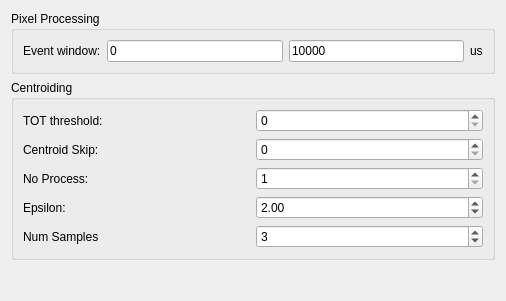
Before: the Qt Designer form pymepixviewer/panels/ui/processingconfig.ui in CFEL-CMI/pymepix-viewer, drawn with Qt 5.
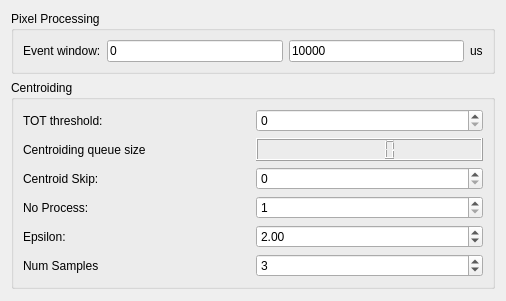
After: the same form once the commit is applied.

Commit message: #5 display queue size in viewer - show the current size - warn the user if a certain limit is exceeded - current limit is 30 packages in the queue - IMPORTANT: This feature does not work with MacOS as qsize does not work due to missing functions: https://docs.python.org/3/library/multiprocessing.html#multiprocessing.Queue.qsize

Diff of the .ui file:
```diff
--- a/pymepixviewer/panels/ui/processingconfig.ui
+++ b/pymepixviewer/panels/ui/processingconfig.ui
@@ -96,6 +96,27 @@
           </item>
          </layout>
         </item>
+        <item>
+         <layout class="QHBoxLayout" name="horizontalLayout">
+          <item>
+           <widget class="QLabel" name="label_queue_size">
+            <property name="toolTip">
+             <string>Not working with MacOS!</string>
+            </property>
+            <property name="text">
+             <string>Centroiding queue size</string>
+            </property>
+           </widget>
+          </item>
+          <item>
+           <widget class="QLCDNumber" name="lcd_queue_size">
+            <property name="toolTip">
+             <string>Not working with MacOS!</string>
+            </property>
+           </widget>
+          </item>
+         </layout>
+        </item>
         <item>
          <layout class="QHBoxLayout" name="horizontalLayout_5">
           <item>
```
The commit also changes 3 other files.
